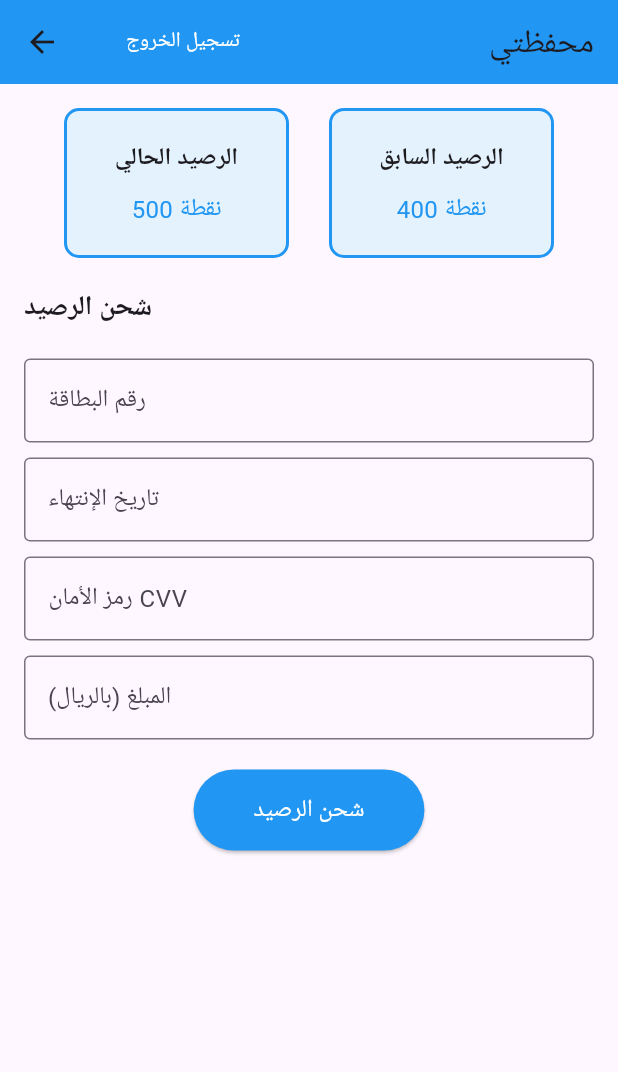
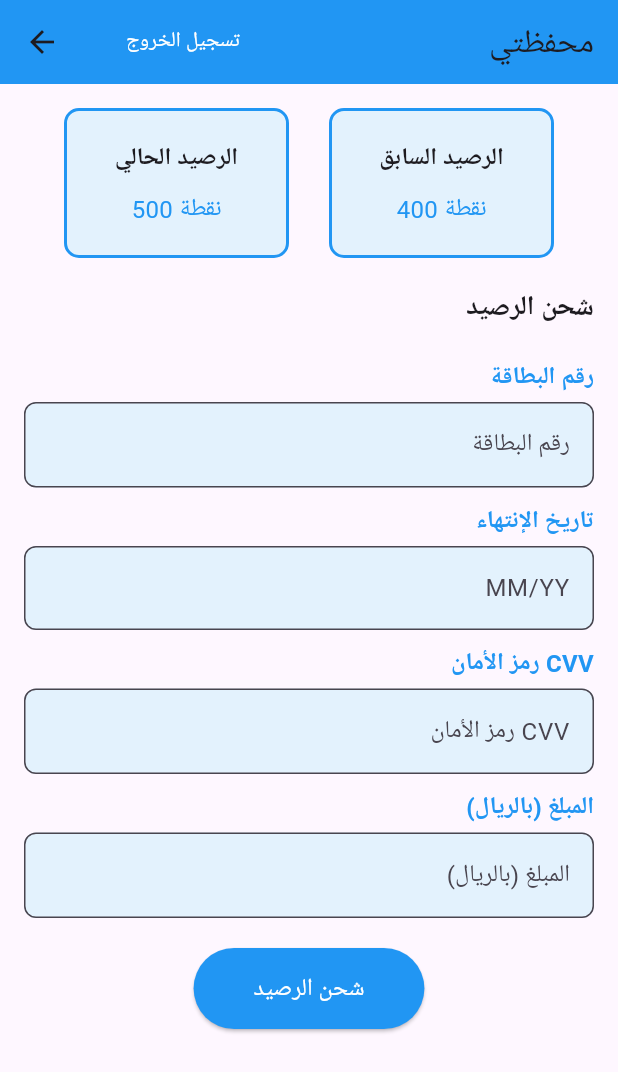
Before and after one commit to doaahafez/RechoApp, a Flutter app: the WalletScreen screen opened directly, on a phone screen of 412 x 824 dp. Shown: the top 1072 px of the screen. Run offline on Flutter 3.47's test engine with Material 3 defaults, Android fonts, the phone set to English and light mode, and no system bars; our stand-ins replace firebase_auth, firebase_core; accounts and stored records are empty.

Commit message:
update walletScreen

```diff
--- a/lib/routs/HomePage.dart
+++ b/lib/routs/HomePage.dart
@@ -214,7 +214,7 @@ class _HomePageState extends State<HomePage> with SingleTickerProviderStateMixin
                                     children: [
                                       SizedBox(height: 8),
                                       Text(
-                                        "المهنة: 'طبيب",
+                                        "المهنة: طبيب",
                                         style: TextStyle(
                                           fontSize: 14,
                                         ),
@@ -420,7 +420,8 @@ class _HomePageState extends State<HomePage> with SingleTickerProviderStateMixin
                         elevation: 4,
                         child: Padding(
                           padding: const EdgeInsets.all(16.0),
-                          child: Row(
+                          child:
+                          Row(
                             mainAxisAlignment: MainAxisAlignment.spaceEvenly,
                             crossAxisAlignment: CrossAxisAlignment.start,
                             children: [
--- a/lib/routs/ProfileForm.dart
+++ b/lib/routs/ProfileForm.dart
@@ -16,7 +16,7 @@ class _ProfileFormState extends State<ProfileForm> {
   String? accountType = "شخصي";
 
   // List of options for dropdowns
-  final List<String> countries = ['قطر','عمان','البحرين','الكويت', 'الامارات العربية المتحدة', 'المملكة العربية السعودية'];
+  final List<String> countries = ['قطر','عمان','البحرين','الكويت', 'الامارات العربية المتحدة', 'المملكة العربية السعودية','مصر'];
   final List<String> cities = ['الكويت', 'الجهراء', 'حولي','الفروانية'];
 
   @override
--- a/lib/routs/WalletScreen.dart
+++ b/lib/routs/WalletScreen.dart
@@ -28,7 +28,8 @@ class _WalletScreenState extends State<WalletScreen> {
           ],
         ),
       ),
-      body: Padding(
+      body:SingleChildScrollView(
+        child: Padding(
           padding: const EdgeInsets.all(16.0),
           child: Column(
             crossAxisAlignment: CrossAxisAlignment.start,
@@ -42,41 +43,33 @@ class _WalletScreenState extends State<WalletScreen> {
                 ],
               ),
               SizedBox(height: 20),
-            Text(
+              Row(
+                  textDirection: TextDirection.rtl,
+                  children:[ Text(
                 'شحن الرصيد',
                 style: TextStyle(fontSize: 18, fontWeight: FontWeight.bold),
 
-            ),
+              ),]),
+
               SizedBox(height: 20),
-            TextFormField(
-              textAlign: TextAlign.center,
-              decoration: InputDecoration(
-                border: OutlineInputBorder(),
-                labelText: 'رقم البطاقة',
-              ),
+              _buildTextField(
+                label: 'رقم البطاقة',
+                hintText: 'رقم البطاقة',
               ),
               SizedBox(height: 10),
-            TextFormField(
-              decoration: InputDecoration(
-                border: OutlineInputBorder(),
-                labelText: 'تاريخ الإنتهاء',
+              _buildTextField(
+                label: 'تاريخ الإنتهاء',
                 hintText: 'MM/YY',
               ),
+              SizedBox(height: 10),
+              _buildTextField(
+                label: 'رمز الأمان CVV',
+                hintText: 'رمز الأمان CVV',
               ),
               SizedBox(height: 10),
-            TextFormField(
-              decoration: InputDecoration(
-                border: OutlineInputBorder(),
-                labelText: 'رمز الأمان CVV',
-              ),
-            ),
-            SizedBox(height: 10),
-            TextFormField(
-              textAlign: TextAlign.right,
-              decoration: InputDecoration(
-                border: OutlineInputBorder(),
-                labelText: 'المبلغ (بالريال)',
-              ),
+              _buildTextField(
+                label: 'المبلغ (بالريال)',
+                hintText: 'المبلغ (بالريال)',
               ),
               SizedBox(height: 20),
               Center(
@@ -95,6 +88,7 @@ class _WalletScreenState extends State<WalletScreen> {
             ],
           ),
         ),
+      )
     );
   }
 
@@ -123,4 +117,44 @@ class _WalletScreenState extends State<WalletScreen> {
       ),
     );
   }
+
+  Widget _buildTextField({
+    required String label,
+    required String hintText,
+  }) {
+    return Column(
+      crossAxisAlignment: CrossAxisAlignment.end,
+      children: [
+        Text(
+          label,
+          style: const TextStyle(
+            fontSize: 16,
+            fontWeight: FontWeight.bold,
+            color: Colors.blue,
+          ),
+        ),
+        const SizedBox(height: 5),
+        TextFormField(
+          maxLines: 1,
+          decoration: InputDecoration(
+            hintText: hintText,
+            filled: true,
+            fillColor: Colors.blue[50],
+            border: OutlineInputBorder(
+              borderRadius: BorderRadius.circular(8.0),
+              borderSide: const BorderSide(color: Colors.blue),
+            ),
+            focusedBorder: OutlineInputBorder(
+              borderRadius: BorderRadius.circular(8.0),
+              borderSide: const BorderSide(color: Colors.blue, width: 2),
+            ),
+            contentPadding:
+            const EdgeInsets.symmetric(vertical: 16, horizontal: 12),
+          ),
+          textAlign: TextAlign.right,
+          textDirection: TextDirection.rtl,
+        ),
+      ],
+    );
   }
+}
--- a/pubspec.yaml
+++ b/pubspec.yaml
@@ -34,7 +34,7 @@ dependencies:
   # The following adds the Cupertino Icons font to your application.
   # Use with the CupertinoIcons class for iOS style icons.
   cupertino_icons: ^1.0.8
-  shared_preferences: ^2.3.3
+#  shared_preferences: ^2.3.3
   firebase_core: ^3.8.1
   firebase_auth: ^5.3.4
 
```
Also changed, not shown: pubspec.lock. Lines whose indentation alone changed are shown as unchanged.
